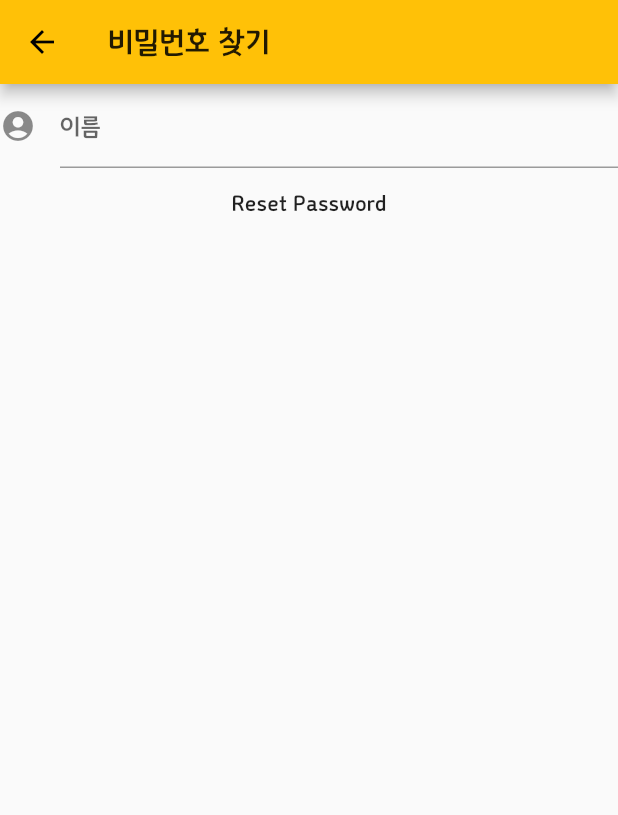
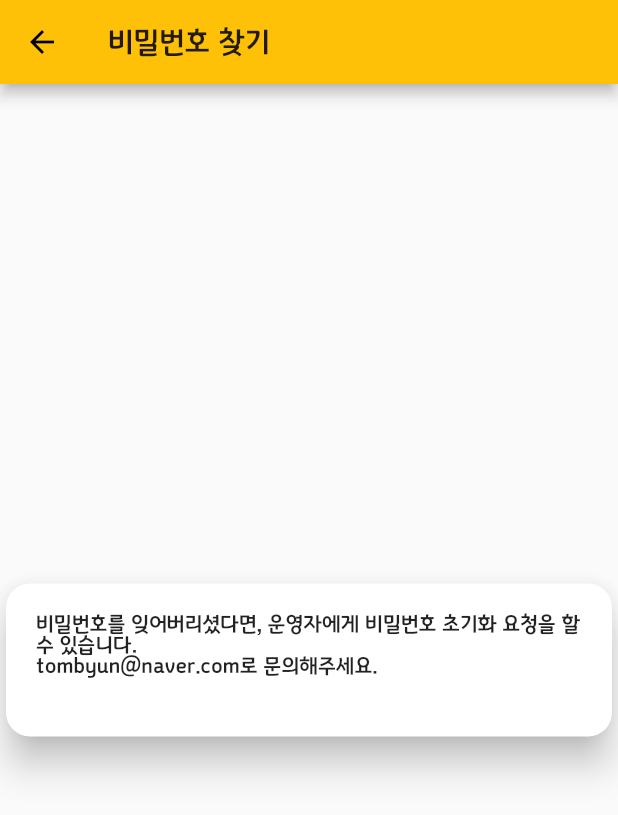
Before and after one commit to bbanderson/flutter_teamApp_rejoicer, a Flutter app: the screen it shows after launch, after a tap on "- 비밀번호를 잊으셨나요?", on a phone screen of 412 x 824 dp. Shown: the top 815 px of the screen. Run offline on Flutter 3.47's test engine with Material 2 defaults, Android fonts, the phone set to English and light mode, and no system bars; our stand-ins replace chewie, firebase_auth, fluttertoast, video_player; accounts and stored records are empty; network calls fail.

Commit message:
modified reset password

```diff
--- a/lib/helper/login_video.dart
+++ b/lib/helper/login_video.dart
@@ -51,7 +51,7 @@ class _ChewieListItemState extends State<ChewieListItem> {
     super.initState();
 
     _chewieController = ChewieController(
-      showControlsOnInitialize: false,
+      showControlsOnInitialize: true,
       showControls: false,
       videoPlayerController: widget.videoPlayerController,
 //      aspectRatio: 16 / 9,
--- a/lib/main.dart
+++ b/lib/main.dart
@@ -35,6 +35,7 @@ class Splash extends StatelessWidget {
               value: GuestOrRejoicer(),
               child: AuthPage());
         } else {
+//          String realName = snapshot.data.email.toString();
           return MainPage(email: snapshot.data.email);
         }
       }
--- a/lib/screens/forget_pw.dart
+++ b/lib/screens/forget_pw.dart
@@ -10,6 +10,7 @@ class _ForgetPwState extends State<ForgetPw> {
 
   final GlobalKey<FormState> _formKey = GlobalKey<FormState>();
   final TextEditingController _idController = TextEditingController();
+  final managerEmail = 'tombyun@naver.com';
 
   @override
   Widget build(BuildContext context) {
@@ -17,35 +18,49 @@ class _ForgetPwState extends State<ForgetPw> {
       appBar: AppBar(
         title: Text('비밀번호 찾기'),
       ),
-      body: Form(
-        key: _formKey,
-        child: Column(
-          children: <Widget>[
-            TextFormField(
-              controller: _idController,
-              decoration: InputDecoration(
-                icon: Icon(Icons.account_circle),
-                labelText: '이름',
-                hintText: '자신의 실명을 입력해주세요!',
+      body: Column(
+        mainAxisAlignment: MainAxisAlignment.center,
+        children: <Widget>[
+          Card(
+            shape: RoundedRectangleBorder(
+              borderRadius: BorderRadius.circular(16),
+            ),
+            elevation: 10.0,
+            child: Padding(
+              padding: const EdgeInsets.only(
+                left: 12.0,
+                right: 12.0,
+                top: 12.0,
+                bottom: 32.0,
               ),
-              validator: (String value) {
-                if(value.isEmpty) {
-                  return "Rejoicer가 아닌 것 같아요!";
-                }
-                return null;
-              },
+              child: Form(
+                  key: _formKey,
+                  child: Padding(
+                    padding: const EdgeInsets.all(8.0),
+                    child: Column(
+                      crossAxisAlignment: CrossAxisAlignment.start,
+                      children: <Widget>[
+                        Text('비밀번호를 잊어버리셨다면, 운영자에게 비밀번호 초기화 요청을 할 수 있습니다.\n'
+                            +managerEmail+'로 문의해주세요.'),
+
+                      ],
+                    ),
+                  )
+              ),
             ),
-            FlatButton(onPressed: () async {
-              await FirebaseAuth.instance.sendPasswordResetEmail(email: _idController.text);
-              final snackBar = SnackBar(
-                content: Text('이메일로 전송되었습니다.'),
-              );
-              Scaffold.of(_formKey.currentContext).showSnackBar(snackBar);
-            }, child: Text(
-                'Reset Password'),
-            )
-          ],
-        ),
+          ),
+//
+//          FlatButton(onPressed: () async {
+//            await FirebaseAuth.instance.sendPasswordResetEmail(email: _idController.text);
+//            print(_idController.text);
+//            final snackBar = SnackBar(
+//              content: Text('운영자 이메일로 전송되었습니다.'),
+//            );
+//            Scaffold.of(_formKey.currentContext).showSnackBar(snackBar);
+//          }, child: Text(
+//              'Reset Password'),
+//          )
+        ],
       ),
     );
   }
--- a/lib/screens/login.dart
+++ b/lib/screens/login.dart
@@ -24,7 +24,10 @@ class AuthPage extends StatelessWidget {
 
     return Scaffold(
         appBar: AppBar(
-          title: Text('Rejoicer'),
+          centerTitle: true,
+          title: Text('Rejoicer',
+          style: TextStyle(letterSpacing: 3),
+          textAlign: TextAlign.center,),
         ),
       body:
 
@@ -63,22 +66,10 @@ class AuthPage extends StatelessWidget {
                   ],
                 ),
             Container(height: size.height * 0.1,),
-                Consumer<GuestOrRejoicer>(
-                  builder: (BuildContext context, guestOrRejoicer, Widget child) => GestureDetector(
-                      onTap: () {
-                        guestOrRejoicer.toggle();
-                      },
-                      child: Text(guestOrRejoicer.isRejoicer?'계정이 없으시면 Leader에게 문의하세요!\nGuest로 들어가시겠어요?':'Guest 모드입니다.\nRejoicer로 들어가시겠어요?',
-                        textAlign: TextAlign.center,
-                        style: TextStyle(
-                          fontWeight: FontWeight.bold,
-                            color: guestOrRejoicer.isRejoicer?Colors.red:Colors.blue,),
-                      )
-                  ),
-                ),
+
+                _bottomBar(size),
 
                 Container(height: size.height * 0.05,),
-
               ],
             ),
           ]
@@ -112,6 +103,25 @@ class AuthPage extends StatelessWidget {
     }
 
 //    Navigator.push(context, MaterialPageRoute(builder: (context)=>MainPage(email: user.email)));
+  }
+
+  Widget _bottomBar(Size size) {
+    return BottomAppBar(
+        elevation: 0.0,
+        child: Consumer<GuestOrRejoicer>(
+          builder: (BuildContext context, guestOrRejoicer, Widget child) => GestureDetector(
+              onTap: () {
+                guestOrRejoicer.toggle();
+              },
+              child: Text(guestOrRejoicer.isRejoicer?'계정이 없으시면 Leader에게 문의하세요!\nGuest로 들어가시겠어요?':'Guest 모드입니다.\nRejoicer로 들어가시겠어요?',
+                textAlign: TextAlign.center,
+                style: TextStyle(
+                  fontWeight: FontWeight.bold,
+                  color: guestOrRejoicer.isRejoicer?Colors.red:Colors.blue,),
+              )
+          ),
+        ),
+      );
   }
 
 
```
Also changed, not shown: lib/data/users_id.dart (added, +25 -0 lines), lib/screens/main_page.dart (+24 -13 lines).
